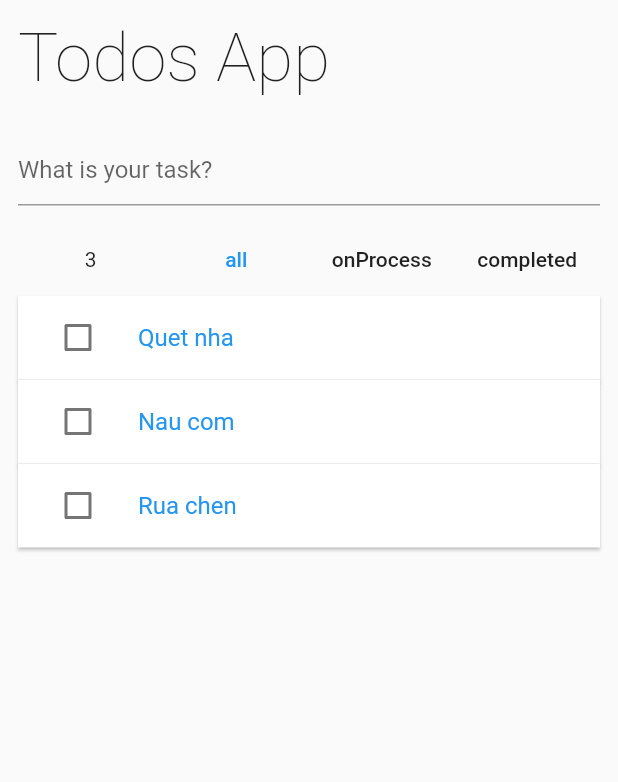
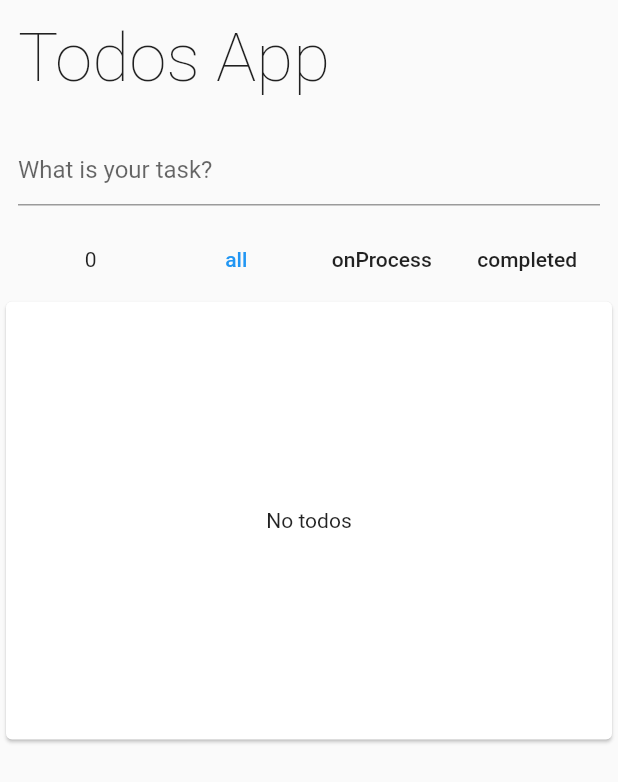
Before and after one commit to DucThu-Dev/Flutter-practices, a Flutter app: the screen it shows after launch, on a phone screen of 412 x 824 dp. Shown: the top 782 px of the screen. Run offline on Flutter 3.47's test engine with Material 2 defaults, Android fonts, the phone set to English and light mode, and no system bars; our stand-ins replace bloc, flutter_bloc, freezed_annotation.

Commit message:
Done: todos-with-bloc-freezed

```diff
--- /dev/null
+++ b/riverpod_todo/lib/bloc/todo_bloc.dart
@@ -0,0 +1,41 @@
+import 'package:bloc/bloc.dart';
+import 'package:freezed_annotation/freezed_annotation.dart';
+
+import '../main.dart';
+
+part 'todo_event.dart';
+part 'todo_state.dart';
+part 'todo_bloc.freezed.dart';
+
+class TodoBloc extends Bloc<TodoEvent, TodoState> {
+  TodoBloc() : super(const TodoLoading()) {
+    on<LoadTodo>((event, emit) async {
+      await Future.delayed(const Duration(seconds: 2));
+      emit(const TodoLoaded([], TodoFilter.all));
+    });
+    on<AddTodos>((event, emit) {
+      if (state is TodoLoaded) {
+        emit(TodoLoaded([
+          Todo(event.todoTitle, false),
+          ...(state as TodoLoaded).todos,
+        ], (state as TodoLoaded).filter));
+      }
+    });
+    on<ToogleTodo>((event, emit) {
+      if (state is TodoLoaded) {
+        assert(state is TodoLoaded);
+        emit(TodoLoaded([
+          for (int i = 0; i < (state as TodoLoaded).todos.length; i++)
+            event.todo == (state as TodoLoaded).todos[i]
+                ? event.todo.copyWith(isDone: true)
+                : (state as TodoLoaded).todos[i],
+        ], (state as TodoLoaded).filter));
+      }
+    });
+    on<FilterTodo>((event, emit) {
+      if (state is TodoLoaded) {
+        emit(TodoLoaded((state as TodoLoaded).todos, event.filter));
+      }
+    });
+  }
+}
--- /dev/null
+++ b/riverpod_todo/lib/bloc/todo_event.dart
@@ -0,0 +1,9 @@
+part of 'todo_bloc.dart';
+
+@freezed
+class TodoEvent with _$TodoEvent {
+  const factory TodoEvent.load() = LoadTodo;
+  const factory TodoEvent.add(String todoTitle) = AddTodos;
+  const factory TodoEvent.toogle(Todo todo) = ToogleTodo;
+  const factory TodoEvent.filter(TodoFilter filter) = FilterTodo;
+}
--- /dev/null
+++ b/riverpod_todo/lib/bloc/todo_state.dart
@@ -0,0 +1,7 @@
+part of 'todo_bloc.dart';
+
+@freezed
+class TodoState with _$TodoState {
+  const factory TodoState(List<Todo> todos, TodoFilter filter) = TodoLoaded;
+  const factory TodoState.loading() = TodoLoading;
+}
--- a/riverpod_todo/lib/main.dart
+++ b/riverpod_todo/lib/main.dart
@@ -1,14 +1,12 @@
 import 'package:flutter/material.dart';
-import 'package:flutter_riverpod/flutter_riverpod.dart';
-import 'dart:math' as math;
+import 'package:flutter_bloc/flutter_bloc.dart';
+import 'package:riverpod_todo/bloc/todo_bloc.dart';
 
 import 'package:uuid/uuid.dart';
 
 void main() {
   runApp(
-    const ProviderScope(
-      child: MyApp(),
-    ),
+    const MyApp(),
   );
 }
 
@@ -29,42 +27,6 @@
   final bool isDone;
 }
 
-class ListTodos extends StateNotifier<List<Todo>> {
-  ListTodos()
-      : super(
-          [
-            Todo('Quet nha', false),
-            Todo('Nau com', false),
-            Todo('Rua chen', false),
-          ],
-        );
-
-  void addTodo(String task) {
-    state = [
-      Todo(task, false),
-      for (int i = 0; i < state.length; i++) state[i]
-    ];
-  }
-
-  void checkTodo(Todo todo) {
-    state = [
-      for (int i = 0; i < state.length; i++)
-        todo.uuid == state[i].uuid ? state[i].copyWith(isDone: true) : state[i],
-    ];
-  }
-}
-
-final filterProvider = StateProvider(
-  (ref) => TodoFilter.all,
-);
-
-final listTodosProvider = StateNotifierProvider<ListTodos, List<Todo>>(
-  (ref) => ListTodos(),
-);
-
-final uncompleteTaskProvider = Provider(
-    (ref) => ref.watch(listTodosProvider).where((todo) => !todo.isDone).length);
-
 enum TodoFilter { all, onProcess, completed }
 
 class MyApp extends StatelessWidget {
@@ -73,7 +35,19 @@
   @override
   Widget build(BuildContext context) {
     return const MaterialApp(
-      home: HomePage(),
+      home: Home(),
+    );
+  }
+}
+
+class Home extends StatelessWidget {
+  const Home({Key? key}) : super(key: key);
+
+  @override
+  Widget build(BuildContext context) {
+    return BlocProvider(
+      create: (_) => TodoBloc()..add(const LoadTodo()),
+      child: const HomePage(),
     );
   }
 }
@@ -115,15 +89,14 @@
   }
 }
 
-class InputTodoWidget extends ConsumerStatefulWidget {
+class InputTodoWidget extends StatefulWidget {
   const InputTodoWidget({Key? key}) : super(key: key);
 
   @override
-  ConsumerState<ConsumerStatefulWidget> createState() =>
-      _InputTodoWidgetState();
+  State<InputTodoWidget> createState() => _InputTodoWidgetState();
 }
 
-class _InputTodoWidgetState extends ConsumerState<InputTodoWidget> {
+class _InputTodoWidgetState extends State<InputTodoWidget> {
   final TextEditingController _controller = TextEditingController();
 
   @override
@@ -135,7 +108,7 @@
         autofocus: false,
         onSubmitted: (value) {
           if (value != '') {
-            ref.read(listTodosProvider.notifier).addTodo(value);
+            context.read<TodoBloc>().add(AddTodos(value));
             _controller.text = '';
           }
           FocusScope.of(context).unfocus();
@@ -146,36 +119,37 @@
   }
 }
 
-class FilterTodoWidget extends ConsumerWidget {
+class FilterTodoWidget extends StatelessWidget {
   const FilterTodoWidget({Key? key}) : super(key: key);
 
   @override
-  Widget build(BuildContext context, WidgetRef ref) {
+  Widget build(BuildContext context) {
     return Padding(
       padding: const EdgeInsets.symmetric(horizontal: 12),
-      child: Row(
+      child: BlocBuilder<TodoBloc, TodoState>(
+        builder: (context, state) => state.when<Widget>(
+          (todos, filter) => Row(
             children: [
               Expanded(
                 child: Center(
                   child: Text(
-              ref.watch(uncompleteTaskProvider).toString(),
+                    todos.where((todo) => !todo.isDone).length.toString(),
                   ),
-          )),
+                ),
+              ),
               ...TodoFilter.values
                   .map(
-                (filter) => Expanded(
+                    (f) => Expanded(
                       child: Center(
                         child: TextButton(
                           child: Text(
-                        filter.toString().split('.').last,
+                            f.toString().split('.').last,
                             style: TextStyle(
-                          color: ref.watch(filterProvider.state).state == filter
-                              ? Colors.blue
-                              : Colors.black87,
+                              color: filter == f ? Colors.blue : Colors.black87,
                             ),
                           ),
                           onPressed: () {
-                        ref.read(filterProvider.state).state = filter;
+                            context.read<TodoBloc>().add(FilterTodo(f));
                           },
                         ),
                       ),
@@ -184,19 +158,21 @@
                   .toList(),
             ],
           ),
+          loading: () => Container(),
+        ),
+      ),
     );
   }
 }
 
-class TodoListWidget extends ConsumerWidget {
+class TodoListWidget extends StatelessWidget {
   const TodoListWidget({Key? key}) : super(key: key);
 
   @override
-  Widget build(BuildContext context, WidgetRef ref) {
-    TodoFilter filter = ref.watch(filterProvider);
-
-    List<Todo> todos = ref.watch(listTodosProvider);
-
+  Widget build(BuildContext context) {
+    return BlocBuilder<TodoBloc, TodoState>(
+      builder: (context, state) => state.when<Widget>((todosX, filter) {
+        List<Todo> todos = todosX;
         if (filter == TodoFilter.completed) {
           todos = todos.where((todo) => todo.isDone).toList();
         } else if (filter == TodoFilter.onProcess) {
@@ -220,15 +196,15 @@
 
               return Card(
                 margin: const EdgeInsets.symmetric(horizontal: 12),
-            shape:
-                RoundedRectangleBorder(borderRadius: BorderRadius.circular(0)),
+                shape: RoundedRectangleBorder(
+                    borderRadius: BorderRadius.circular(0)),
                 child: ListTile(
                   leading: !currentItem.isDone
                       ? Checkbox(
                           onChanged: (_) {
-                        ref
-                            .read(listTodosProvider.notifier)
-                            .checkTodo(currentItem);
+                            context
+                                .read<TodoBloc>()
+                                .add(ToogleTodo(currentItem));
                           },
                           value: currentItem.isDone,
                         )
@@ -250,5 +226,10 @@
             physics: const NeverScrollableScrollPhysics(),
           );
         }
+      },
+          loading: () => const Center(
+                child: CircularProgressIndicator(),
+              )),
+    );
   }
 }
--- a/riverpod_todo/pubspec.yaml
+++ b/riverpod_todo/pubspec.yaml
@@ -34,9 +34,9 @@
   # The following adds the Cupertino Icons font to your application.
   # Use with the CupertinoIcons class for iOS style icons.
   cupertino_icons: ^1.0.2
-  flutter_riverpod: ^1.0.3
   freezed_annotation:
   uuid: ^3.0.6
+  flutter_bloc: ^8.0.1
 
 dev_dependencies:
   flutter_test:
```
Also changed, not shown: riverpod_todo/lib/bloc/todo_bloc.freezed.dart (added), riverpod_todo/pubspec.lock. Lines whose indentation alone changed are shown as unchanged.
